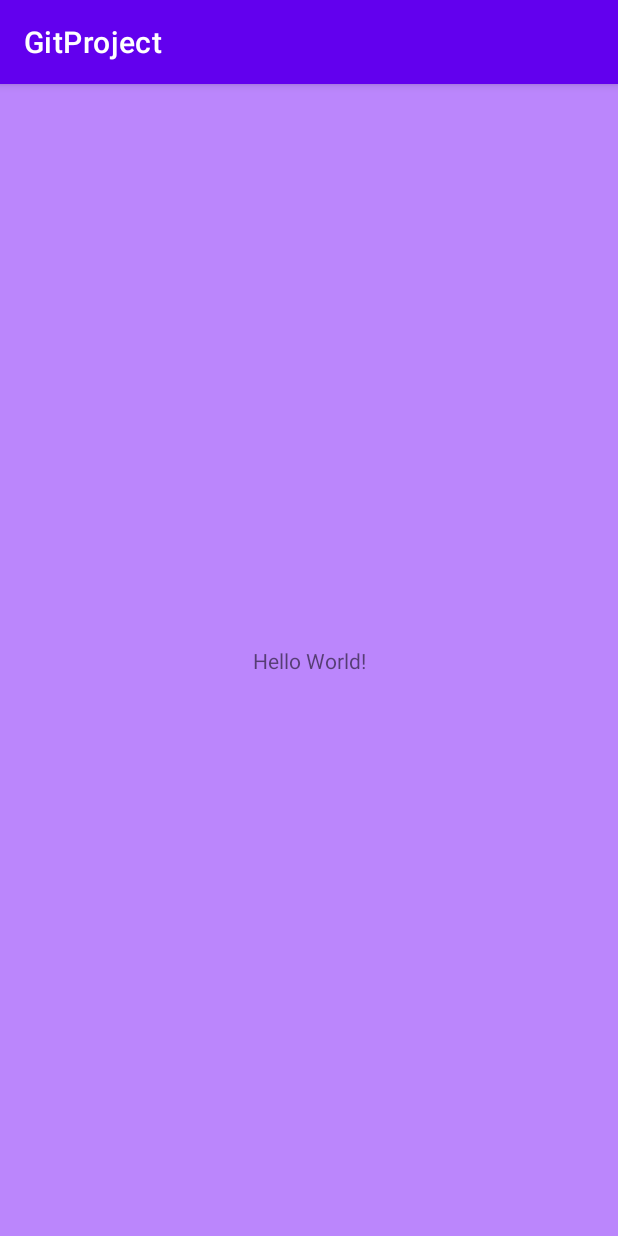
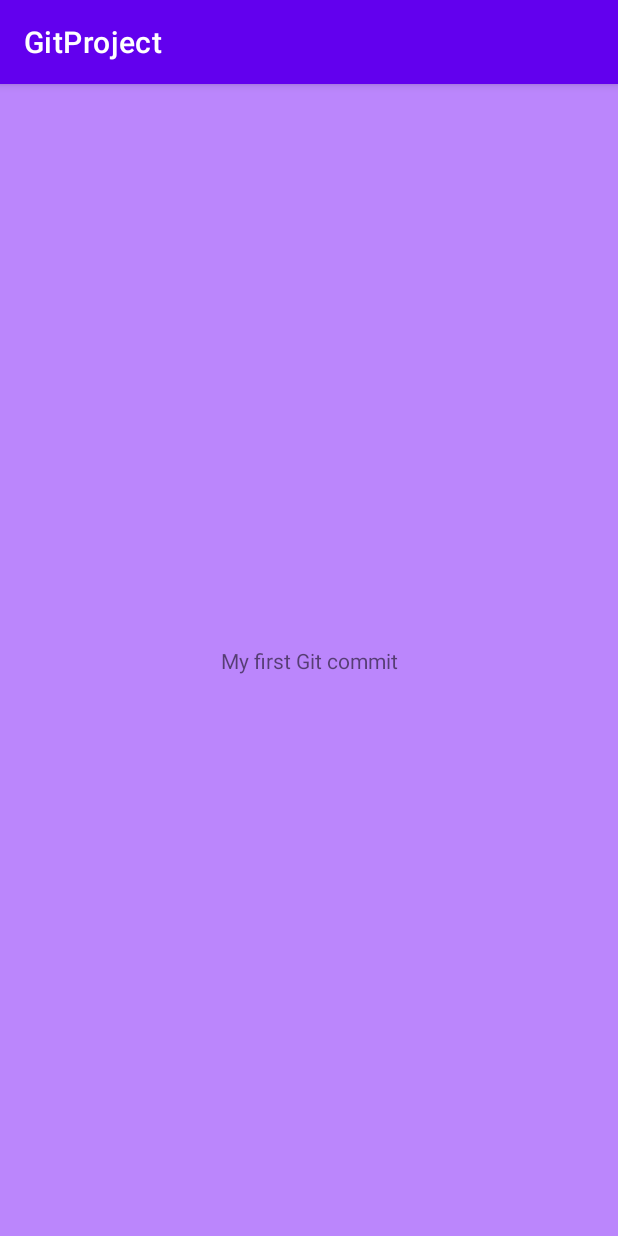
Before and after one commit to alextatarkin/GitProject, an Android app: the screen it shows after launch (MainActivity), on a phone screen of 412 x 824 dp. Run offline under Robolectric (Android 15) with nearby library versions, the phone set to English and light mode, and no system bars.

```diff
--- a/app/src/main/res/layout/activity_main.xml
+++ b/app/src/main/res/layout/activity_main.xml
@@ -10,7 +10,7 @@
     <TextView
         android:layout_width="wrap_content"
         android:layout_height="wrap_content"
-        android:text="Hello World!"
+        android:text="My first Git commit"
         app:layout_constraintBottom_toBottomOf="parent"
         app:layout_constraintLeft_toLeftOf="parent"
         app:layout_constraintRight_toRightOf="parent"
```
